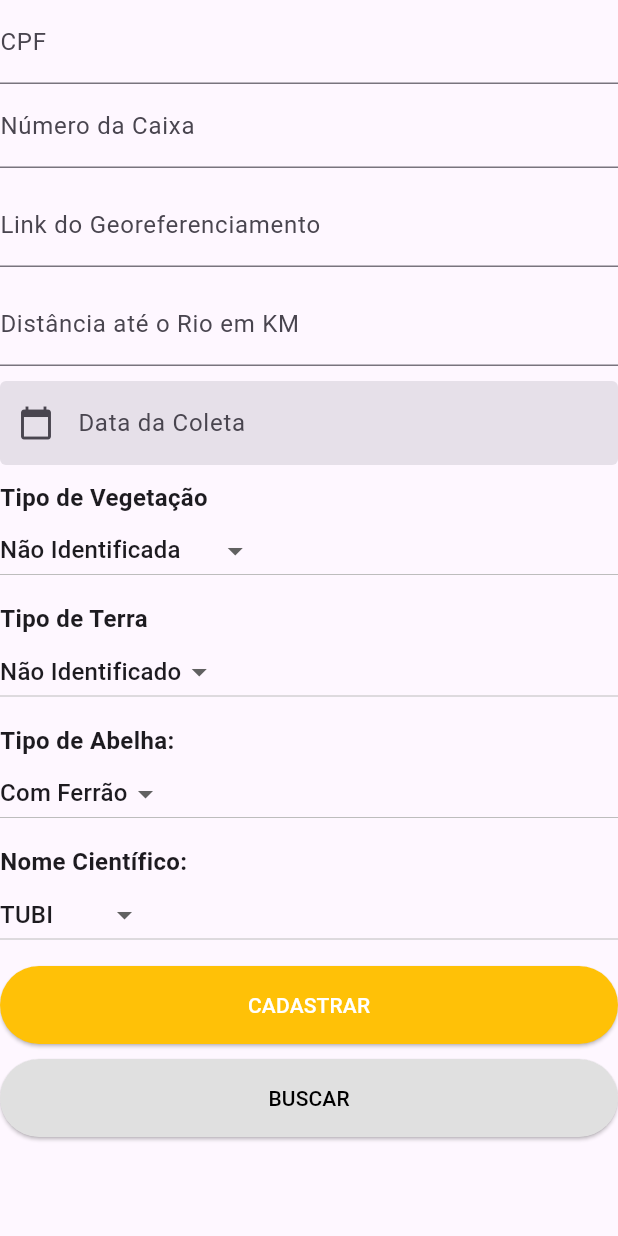
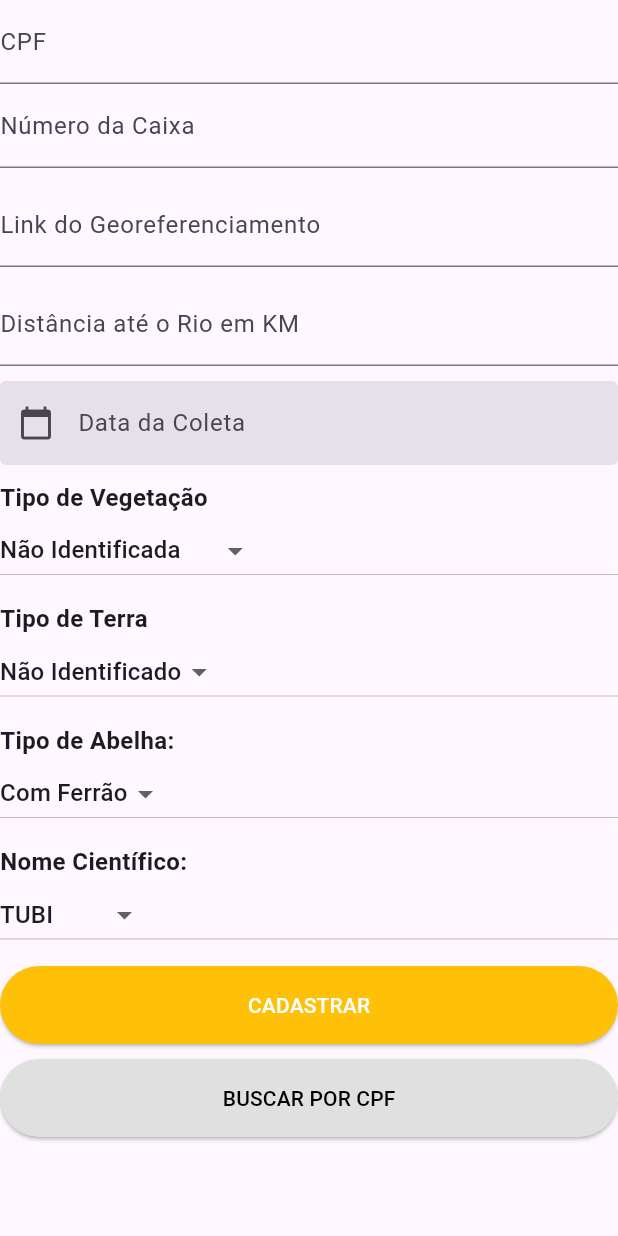
Before and after one commit to pepeuvine/proposlisandoApp, a Flutter app: the CrudOrigem screen opened directly, on a phone screen of 412 x 824 dp. Run offline on Flutter 3.47's test engine with Material 3 defaults, Android fonts, the phone set to English and light mode, and no system bars; our stand-ins replace cloud_firestore, firebase_core; accounts and stored records are empty.

Commit message:
Alteração nos textos dos botões de busca

```diff
--- a/lib/screens/EntrepostoScreen.dart
+++ b/lib/screens/EntrepostoScreen.dart
@@ -79,7 +79,7 @@ class _CrudEntrepostoState extends State<CrudEntreposto> {
               _exibirDadosPorCpf(
                   _cpfController.text.replaceAll(RegExp(r'[^\d]'), ''));
             },
-            child: const Text('BUSCAR'),
+            child: const Text('BUSCAR POR CPF'),
             style: ElevatedButton.styleFrom(
               primary: Colors.grey[300],
               onPrimary: Colors.black,
--- a/lib/screens/OrigemScreen.dart
+++ b/lib/screens/OrigemScreen.dart
@@ -213,7 +213,7 @@ class OrigemState extends State<CrudOrigem> {
               onPressed: () {
                 _exibirDadosPorCpf(_cpfController.text);
               },
-              child: const Text('BUSCAR'),
+              child: const Text('BUSCAR POR CPF'),
               style: ElevatedButton.styleFrom(
                 primary: Colors.grey[300],
                 onPrimary: Colors.black,
--- a/lib/screens/ProducaoScreen.dart
+++ b/lib/screens/ProducaoScreen.dart
@@ -81,7 +81,7 @@ class ProducaoState extends State<CrudProducao> {
             onPressed: () {
               _exibirDadosPorCpf(_cpfController.text);
             },
-            child: const Text('BUSCAR'),
+            child: const Text('BUSCAR POR CPF'),
             style: ElevatedButton.styleFrom(
               primary: Colors.grey[300],
               onPrimary: Colors.black,
```
